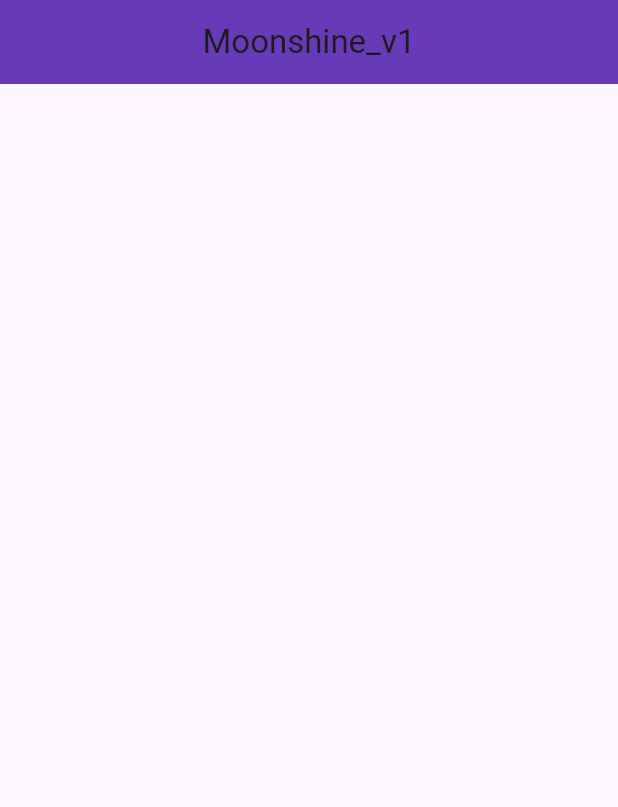
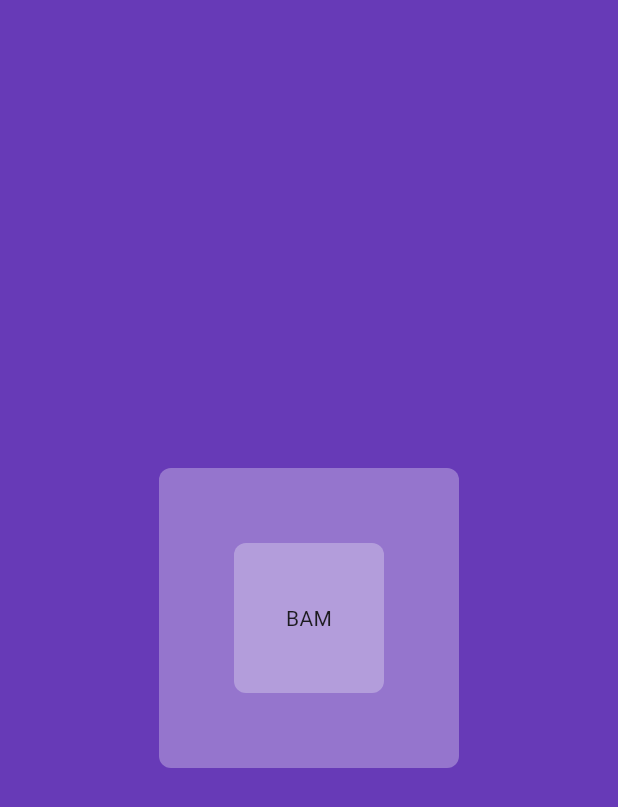
Before and after one commit to timkari/moonshine_v1, a Flutter app: the screen it shows after launch, on a phone screen of 412 x 824 dp. Shown: the top 807 px of the screen. Run offline on Flutter 3.47's test engine with Material 3 defaults, Android fonts, the phone set to English and light mode, and no system bars.

Commit message:
rebuild homepage

```diff
--- a/lib/pages/home_page.dart
+++ b/lib/pages/home_page.dart
@@ -1,4 +1,6 @@
 import 'package:flutter/material.dart';
+import 'package:moonshine_v1/components/box.dart';
+import 'package:moonshine_v1/components/button.dart';
 
 class MyHomePage extends StatefulWidget {
   const MyHomePage({super.key});
@@ -11,11 +13,17 @@ class _MyHomePageState extends State<MyHomePage> {
   @override
   Widget build(BuildContext context) {
     return Scaffold(
-      appBar: AppBar(
-        title: const Text('Moonshine_v1'),
-        centerTitle: true,
-        backgroundColor: Colors.deepPurple,
-      ),
-    );
+      backgroundColor: Colors.deepPurple[500],
+      body: Center(
+        child: MyBox(
+          color: Colors.deepPurple[300],
+          child: MyBotton(
+            color: Colors.deepPurple[200],
+            onTap: () {},
+          ),
+          )
+        ),
+      );
+
   }
 }
```
